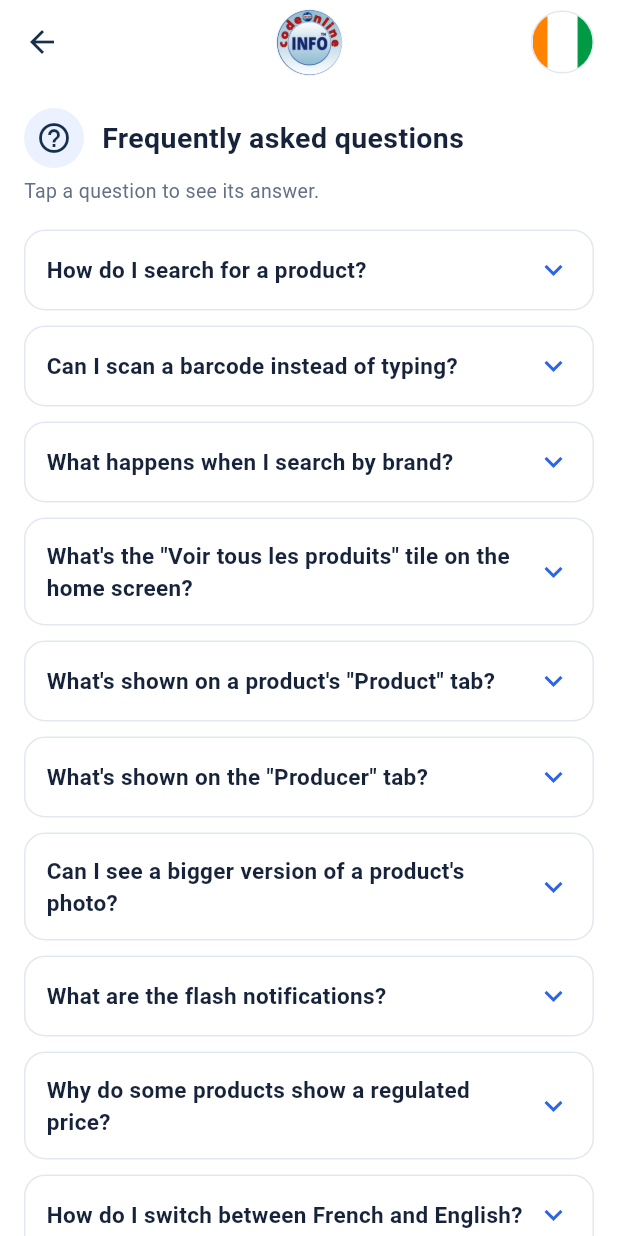
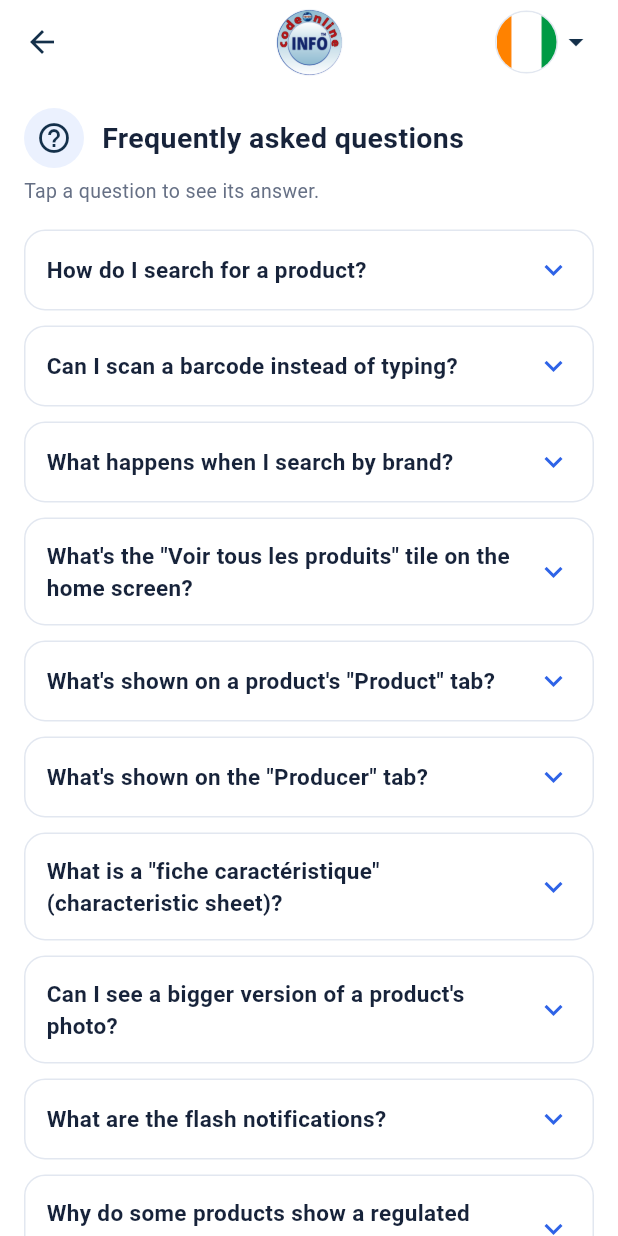
Before and after one commit to Murawulf/CodeonlineMobileTemp20-10-2026, a Flutter app: the HelpScreen screen opened directly, on a phone screen of 412 x 824 dp. Run offline on Flutter 3.47's test engine with Material 3 defaults, Android fonts, the phone set to English and light mode, and no system bars; our stand-ins replace cached_network_image, shared_preferences, shimmer; missing offline and left inert: mobile_scanner; accounts and stored records are empty; Roboto replaces fonts that are missing (Barlow).

Commit message:
Backup Flutter sources for TN CI SN production APKs September 2026

```diff
--- a/lib/core/commun/appBar.dart
+++ b/lib/core/commun/appBar.dart
@@ -1,5 +1,5 @@
 import 'package:codeonline_info/core/config/assets/app_images.dart';
-import "package:codeonline_info/core/config/app_config.dart";
+import 'package:codeonline_info/core/commun/country_selector.dart';
 import 'package:codeonline_info/core/config/theme/app_colors.dart';
 import 'package:codeonline_info/presentation/home/pages/home.dart';
 import 'package:flutter/material.dart';
@@ -44,20 +44,7 @@ class CustomAppBar extends StatelessWidget implements PreferredSizeWidget {
       actions: [
         Padding(
           padding: const EdgeInsets.only(right: 16.0),
-          child: Container(
-            width: 42,
-            height: 42,
-            decoration: BoxDecoration(
-              shape: BoxShape.circle,
-              border: Border.all(color: AppColors.border, width: 1),
-            ),
-            child: ClipOval(
-              child: Image.asset(
-                AppConfig.flagAsset,
-                fit: BoxFit.cover,
-              ),
-            ),
-          ),
+          child: const CountrySelector(),
         ),
       ],
     );
--- /dev/null
+++ b/lib/core/commun/country_selector.dart
@@ -0,0 +1,90 @@
+import 'package:codeonline_info/core/config/app_config.dart';
+import 'package:codeonline_info/core/config/theme/app_colors.dart';
+import 'package:flutter/material.dart';
+
+/// Drapeau du pays actif + petite flèche : au clic, une liste déroulante
+/// avec les noms des pays. Le choix est mémorisé et toute l'app bascule
+/// immédiatement sur le pays choisi (API, drapeau, logo...).
+class CountrySelector extends StatelessWidget {
+  final double flagSize;
+
+  const CountrySelector({super.key, this.flagSize = 42});
+
+  Widget _flag(Country c, double size) {
+    return Container(
+      width: size,
+      height: size,
+      decoration: BoxDecoration(
+        shape: BoxShape.circle,
+        border: Border.all(color: AppColors.border, width: 1),
+      ),
+      child: ClipOval(
+        child: Image.asset(
+          AppConfig.flagAssetFor(c),
+          fit: BoxFit.cover,
+        ),
+      ),
+    );
+  }
+
+  @override
+  Widget build(BuildContext context) {
+    return ValueListenableBuilder<Country>(
+      valueListenable: AppConfig.countryNotifier,
+      builder: (context, current, _) {
+        return PopupMenuButton<Country>(
+          tooltip: AppConfig.countryName(current),
+          initialValue: current,
+          position: PopupMenuPosition.under,
+          color: Colors.white,
+          elevation: 4,
+          shape: RoundedRectangleBorder(
+            borderRadius: BorderRadius.circular(12),
+            side: const BorderSide(color: AppColors.border),
+          ),
+          onSelected: (Country selected) {
+            if (selected == AppConfig.country) return;
+            // Met à jour l'UI en temps réel (l'accueil recharge ses données
+            // via le notifier) et mémorise le choix.
+            AppConfig.setCountry(selected);
+            // Les écrans ouverts (produit, recherche...) appartenaient à
+            // l'ancien pays : retour à l'accueil, déjà rechargé.
+            Navigator.of(context).popUntil((route) => route.isFirst);
+          },
+          itemBuilder: (context) => Country.values.map((c) {
+            final isSelected = c == current;
+            return PopupMenuItem<Country>(
+              value: c,
+              child: Row(
+                mainAxisSize: MainAxisSize.min,
+                children: [
+                  _flag(c, 28),
+                  const SizedBox(width: 12),
+                  Text(
+                    AppConfig.countryName(c),
+                    style: TextStyle(
+                      color: AppColors.primary,
+                      fontWeight:
+                          isSelected ? FontWeight.w700 : FontWeight.w500,
+                    ),
+                  ),
+                  if (isSelected) ...[
+                    const SizedBox(width: 10),
+                    const Icon(Icons.check, size: 18, color: AppColors.accent),
+                  ],
+                ],
+              ),
+            );
+          }).toList(),
+          child: Row(
+            mainAxisSize: MainAxisSize.min,
+            children: [
+              _flag(current, flagSize),
+              const Icon(Icons.arrow_drop_down, color: AppColors.primary),
+            ],
+          ),
+        );
+      },
+    );
+  }
+}
--- a/lib/core/config/app_config.dart
+++ b/lib/core/config/app_config.dart
@@ -1,14 +1,62 @@
-/// Configuration par pays — sélectionnée au démarrage par main_<pays>.dart.
-/// Un seul code source -> N APK pays (Côte d'Ivoire, Tunisie, ...).
+import 'package:flutter/foundation.dart';
+import 'package:shared_preferences/shared_preferences.dart';
+
+/// Pays disponibles. Un seul APK/IPA pour tous : le pays est choisi par
+/// l'utilisateur au premier lancement, puis modifiable à tout moment via la
+/// liste déroulante du drapeau (en haut de l'écran).
 enum Country { cotedivoire, tunisie, senegal }
 
 class AppConfig {
-  /// Pays actif. Défaut : Côte d'Ivoire. Surchargé dans main_<pays>.dart.
-  static Country country = Country.cotedivoire;
+  static const String _prefsKey = 'country';
+
+  /// Pays actif. C'est un ValueNotifier : tout widget qui l'écoute
+  /// (drapeau, écran d'accueil...) se met à jour en temps réel quand
+  /// l'utilisateur change de pays.
+  static final ValueNotifier<Country> countryNotifier =
+      ValueNotifier<Country>(Country.cotedivoire);
+
+  /// `false` tant que l'utilisateur n'a jamais choisi de pays
+  /// (= premier lancement après installation).
+  static bool hasSavedCountry = false;
+
+  /// Pays actif (lecture seule pour le reste de l'app : inchangé).
+  static Country get country => countryNotifier.value;
+
+  /// Change le pays SANS le sauvegarder. Préférer [setCountry].
+  static set country(Country value) => countryNotifier.value = value;
+
+  /// À appeler une fois dans main() avant runApp().
+  static Future<void> load() async {
+    try {
+      final prefs = await SharedPreferences.getInstance();
+      final saved = prefs.getString(_prefsKey);
+      if (saved != null) {
+        for (final c in Country.values) {
+          if (c.name == saved) {
+            countryNotifier.value = c;
+            hasSavedCountry = true;
+            break;
+          }
+        }
+      }
+    } catch (_) {
+      // Lecture impossible -> on retombe sur l'écran de choix du pays.
+    }
+  }
+
+  /// Change le pays (mise à jour instantanée de l'UI) et le mémorise.
+  static Future<void> setCountry(Country value) async {
+    countryNotifier.value = value;
+    hasSavedCountry = true;
+    try {
+      final prefs = await SharedPreferences.getInstance();
+      await prefs.setString(_prefsKey, value.name);
+    } catch (_) {}
+  }
 
   /// Base de l'API PHP (codeonline-fp) du pays.
-  static String get apiBase {
-    switch (country) {
+  static String apiBaseFor(Country c) {
+    switch (c) {
       case Country.tunisie:
         return 'https://fp.codeonline-info.com';
       case Country.cotedivoire:
@@ -18,9 +66,11 @@ class AppConfig {
     }
   }
 
-  /// Drapeau affiché (header + splash).
-  static String get flagAsset {
-    switch (country) {
+  static String get apiBase => apiBaseFor(country);
+
+  /// Drapeau d'un pays donné.
+  static String flagAssetFor(Country c) {
+    switch (c) {
       case Country.tunisie:
         return 'assets/images/flag_tn.png';
       case Country.cotedivoire:
@@ -30,6 +80,21 @@ class AppConfig {
     }
   }
 
+  /// Drapeau affiché (header + splash).
+  static String get flagAsset => flagAssetFor(country);
+
+  /// Nom affiché dans la liste des pays.
+  static String countryName(Country c) {
+    switch (c) {
+      case Country.tunisie:
+        return 'Tunisie';
+      case Country.cotedivoire:
+        return "Côte d'Ivoire";
+      case Country.senegal:
+        return 'Sénégal';
+    }
+  }
+
   /// Logo "Côte d'Ivoire Export" : affiché uniquement pour la CIV.
   static bool get showExportLogo => country == Country.cotedivoire;
 }
--- a/lib/presentation/home/pages/help_screen.dart
+++ b/lib/presentation/home/pages/help_screen.dart
@@ -41,7 +41,8 @@ class _HelpScreenState extends State<HelpScreen> {
   // ---------------------------------------------------------------------
   // The FAQ content itself - every entry is {questionEn, answerEn,
   // questionFr, answerFr}. Covers what's actually in this app: search by
-  // brand/GTIN, the barcode scanner, brand search results, the entity
+  // brand/GTIN, the barcode scanner, brand search results, fiches
+  // caractéristiques, the entity
   // "Voir tous les produits" tile, the Product/Producer tabs, the
   // tap-to-zoom product image, flash notifications, regulated/tariffed
   // pricing, the language switch, and this screen's own privacy note.
@@ -94,6 +95,14 @@ class _HelpScreenState extends State<HelpScreen> {
       'qFr': 'Que contient l\'onglet "Producteur" ?',
       'aFr':
           'Le nom de l\'entreprise fabricante, son GLN, son adresse, son numéro de téléphone, son e-mail et son site web, lorsqu\'ils sont fournis.',
+    },
+    {
+      'qEn': 'What is a "fiche caractéristique" (characteristic sheet)?',
+      'aEn':
+          'It\'s a sheet describing a product or service that doesn\'t have a regular product sheet. When you search by brand or name, matching sheets appear in the "Characteristic sheets" section of the results; you can also type a sheet\'s identification code in the search bar to open it directly. Each sheet has a "Characteristic sheet" tab (photos, videos and details) and a "Producer" tab.',
+      'qFr': 'Qu\'est-ce qu\'une fiche caractéristique ?',
+      'aFr':
+          'C\'est une fiche qui décrit un produit ou un service ne disposant pas de fiche produit classique. Quand vous recherchez par marque ou par nom, les fiches correspondantes apparaissent dans la section "Fiches caractéristiques" des résultats ; vous pouvez aussi taper le code identifiant d\'une fiche dans la barre de recherche pour l\'ouvrir directement. Chaque fiche comporte un onglet "Fiche caractéristique" (photos, vidéos et détails) et un onglet "Producteur".',
     },
     {
       'qEn': 'Can I see a bigger version of a product\'s photo?',
--- a/lib/presentation/search/pages/search.dart
+++ b/lib/presentation/search/pages/search.dart
@@ -316,7 +316,7 @@ class _SearchPageState extends State<SearchPage> {
   Widget _buildBrandCard(_BrandGroup group) {
     final title = group.brand.isNotEmpty
         ? group.brand
-        : (_fr ? 'Autres fiches caractéristique' : 'Other characteristic sheets');
+        : (_fr ? 'Autres fiches caractéristiques' : 'Other characteristic sheets');
 
     return Card(
       margin: const EdgeInsets.symmetric(vertical: 8, horizontal: 16),
@@ -341,7 +341,7 @@ class _SearchPageState extends State<SearchPage> {
               Padding(
                 padding: const EdgeInsets.only(top: 2, bottom: 4),
                 child: Text(
-                  _fr ? 'Fiches caractéristique' : 'Characteristic sheets',
+                  _fr ? 'Fiches caractéristiques' : 'Characteristic sheets',
                   style: const TextStyle(
                     fontSize: 13,
                     fontWeight: FontWeight.w600,
--- a/pubspec.yaml
+++ b/pubspec.yaml
@@ -49,8 +49,7 @@ dependencies:
   cached_network_image:
   flutter_html:
   html:
-  camera:
-  qr_code_scanner:
+
   flutter_local_notifications:
   rxdart:
   flutter_pdfview:
```
Also changed, not shown: lib/core/commun/search_bar.dart (+16 -0 lines), lib/main.dart (+11 -2 lines), lib/presentation/country/pages/country_selection_page.dart (added, +131 -0 lines), lib/presentation/home/pages/home.dart (+31 -14 lines), pubspec.lock, 30 other files.
